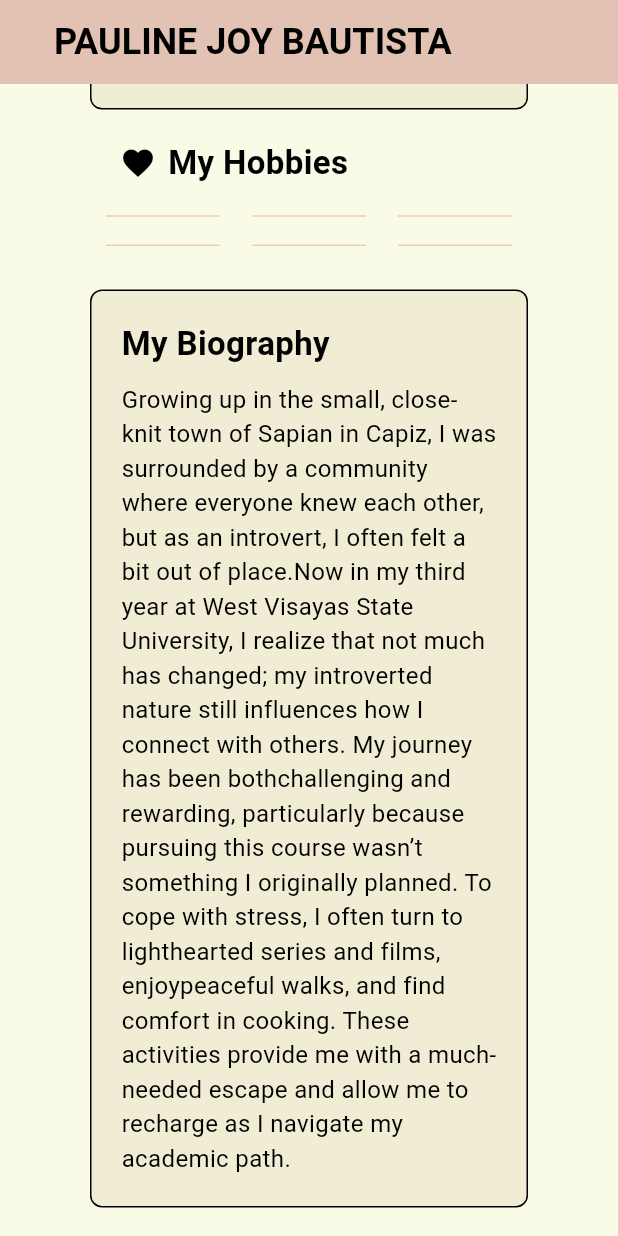
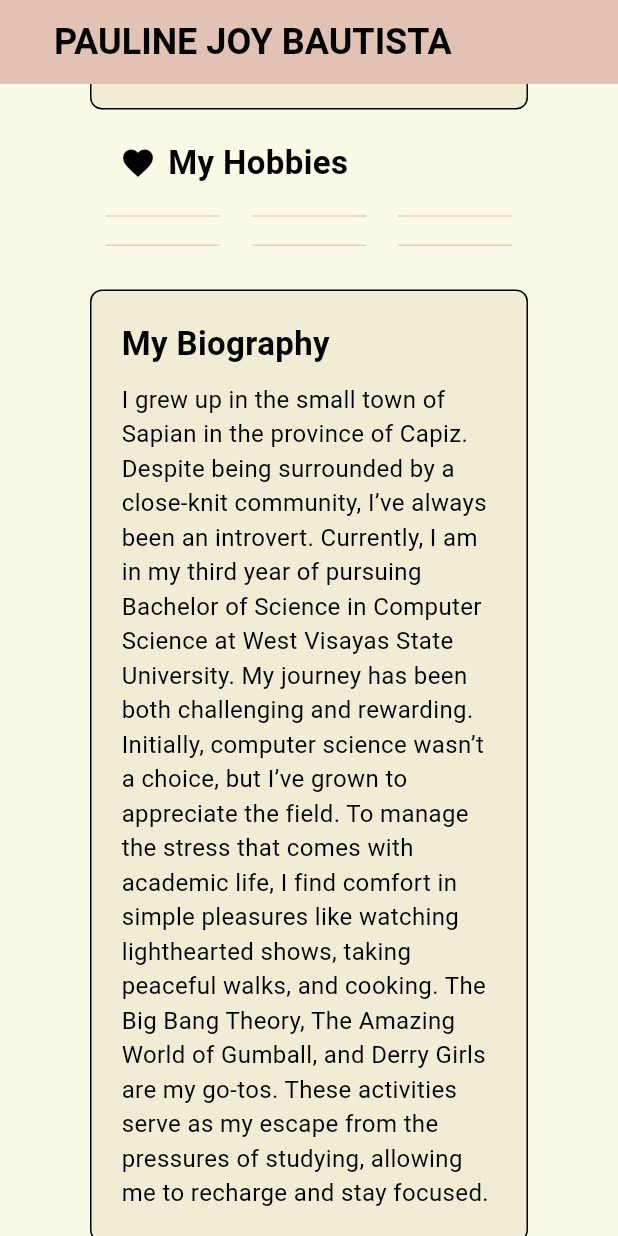
Before and after one commit to plnjbautista/unit4_assignment_bautista, a Flutter app: the screen it shows after launch, scrolled down 2008 dp, on a phone screen of 412 x 824 dp. Run offline on Flutter 3.47's test engine with Material 3 defaults, Android fonts, the phone set to English and light mode, and no system bars.

Commit message:
Updating Biography Content

```diff
--- a/lib/main.dart
+++ b/lib/main.dart
@@ -194,10 +194,12 @@ class ProfilePage extends StatelessWidget {
                       SizedBox(height: 10),
                       // SizedBox is used to add vertical space between the biography title and text.
                       Text(
-                        'Growing up in the small, close-knit town of Sapian in Capiz, I was surrounded by a community where everyone knew each other, but as an introvert, I often felt a bit out of place.'
-                        'Now in my third year at West Visayas State University, I realize that not much has changed; my introverted nature still influences how I connect with others. My journey has been both'
-                        'challenging and rewarding, particularly because pursuing this course wasn’t something I originally planned. To cope with stress, I often turn to lighthearted series and films, enjoy'
-                        'peaceful walks, and find comfort in cooking. These activities provide me with a much-needed escape and allow me to recharge as I navigate my academic path.',
+                        'I grew up in the small town of Sapian in the province of Capiz. Despite being surrounded by a close-knit community, I’ve always been an introvert.'
+                        ' Currently, I am in my third year of pursuing Bachelor of Science in Computer Science at West Visayas State University.'
+                        ' My journey has been both challenging and rewarding. Initially, computer science wasn’t a choice, but I’ve grown to appreciate the field.'
+                        ' To manage the stress that comes with academic life, I find comfort in simple pleasures like watching lighthearted shows, taking peaceful walks, and cooking.'
+                        ' The Big Bang Theory, The Amazing World of Gumball, and Derry Girls are my go-tos.'
+                        ' These activities serve as my escape from the pressures of studying, allowing me to recharge and stay focused.',
                         style: TextStyle(color: Colors.black, fontSize: 16),
                       ),
                     ],
```
